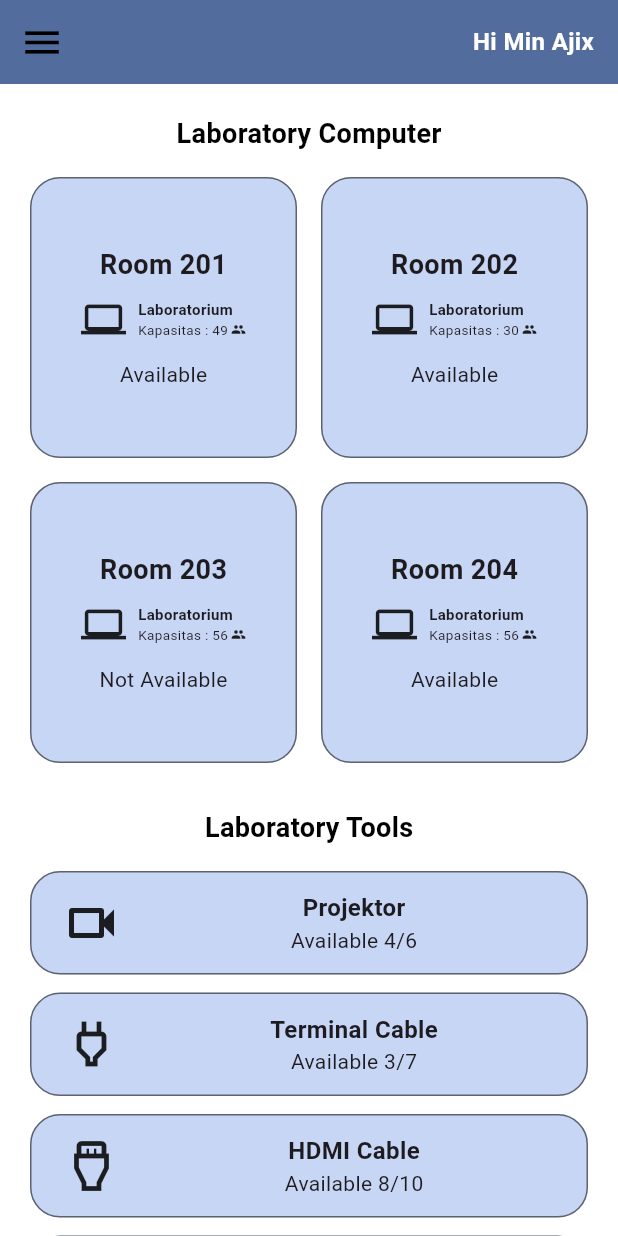
After one commit to codebaradev/pentas, a Flutter app: the AdminHomePage screen opened directly, on a phone screen of 412 x 824 dp. The commit adds this screen. Run offline on Flutter 3.47's test engine with Material 3 defaults, Android fonts, the phone set to English and light mode, and no system bars; our stand-ins replace cloud_firestore, firebase_auth, firebase_core; accounts and stored records are empty.

Commit message:
feat: membuat admin home page

```diff
--- a/lib/main.dart
+++ b/lib/main.dart
@@ -2,6 +2,7 @@ import 'package:flutter/material.dart';
 import 'pages/welcome_page.dart';
 import 'package:firebase_core/firebase_core.dart';
 import 'firebase_options.dart';
+import 'package:pentas/pages/admin/admin_home_page.dart';
 
 void main() async {
   WidgetsFlutterBinding.ensureInitialized();
--- /dev/null
+++ b/lib/pages/admin/admin_home_page.dart
@@ -0,0 +1,287 @@
+import 'package:flutter/material.dart';
+import 'package:pentas/pages/login_page.dart';
+
+class AdminHomePage extends StatefulWidget {
+  const AdminHomePage({super.key});
+
+  @override
+  State<AdminHomePage> createState() => _AdminHomePageState();
+}
+
+class _AdminHomePageState extends State<AdminHomePage> {
+  final Color primaryColor = const Color(0xFF526D9D); // Biru Gelap (Header/Sidebar)
+  final Color cardColor = const Color(0xFFC8D6F5); // Biru Muda (Card)
+  final Color backgroundColor = const Color(0xFFFFFFFF); // Putih
+
+  @override
+  Widget build(BuildContext context) {
+    return Scaffold(
+      backgroundColor: backgroundColor,
+      // --- APP BAR ---
+      appBar: AppBar(
+        backgroundColor: primaryColor,
+        elevation: 0,
+        leading: Builder(builder: (context) {
+          return IconButton(
+            icon: const Icon(Icons.menu, color: Colors.black, size: 30),
+            onPressed: () {
+              Scaffold.of(context).openDrawer();
+            },
+          );
+        }),
+        actions: const [
+          Padding(
+            padding: EdgeInsets.only(right: 16.0),
+            child: Center(
+              child: Text(
+                "Hi Min Ajix",
+                style: TextStyle(
+                  color: Colors.white,
+                  fontWeight: FontWeight.bold,
+                  fontSize: 16,
+                ),
+              ),
+            ),
+          )
+        ],
+      ),
+
+      // --- SIDEBAR (DRAWER) ---
+      drawer: _buildSidebar(),
+
+      // --- BODY UTAMA ---
+      body: SingleChildScrollView(
+        padding: const EdgeInsets.all(20.0),
+        child: Column(
+          crossAxisAlignment: CrossAxisAlignment.start,
+          children: [
+            // Section 1: Laboratory Computer
+            const Center(
+              child: Text(
+                "Laboratory Computer",
+                style: TextStyle(
+                  fontSize: 18,
+                  fontWeight: FontWeight.bold,
+                  color: Colors.black,
+                ),
+              ),
+            ),
+            const SizedBox(height: 16),
+            _buildRoomGrid(),
+
+            const SizedBox(height: 30),
+
+            // Section 2: Laboratory Tools
+            const Center(
+              child: Text(
+                "Laboratory Tools",
+                style: TextStyle(
+                  fontSize: 18,
+                  fontWeight: FontWeight.bold,
+                  color: Colors.black,
+                ),
+              ),
+            ),
+            const SizedBox(height: 16),
+            _buildToolList(),
+          ],
+        ),
+      ),
+    );
+  }
+
+  Widget _buildSidebar() {
+    return Drawer(
+      backgroundColor: primaryColor, // Warna latar Drawer Biru Gelap
+      child: Column(
+        crossAxisAlignment: CrossAxisAlignment.start,
+        children: [
+          const SizedBox(height: 50), // Spasi atas pengganti Header
+
+          // Menu Item 1: Permintaan
+          ListTile(
+            title: const Text(
+              "Permintaan yang masuk",
+              style: TextStyle(
+                color: Colors.black,
+                fontWeight: FontWeight.bold,
+                fontSize: 14
+              ),
+            ),
+            onTap: () {
+              // TODO: Navigasi ke halaman request
+              Navigator.pop(context);
+            },
+          ),
+
+          // Menu Item 2: Ketersediaan (Halaman Aktif)
+          Container(
+            decoration: const BoxDecoration(
+               border: Border(bottom: BorderSide(color: Colors.black, width: 1))
+            ),
+            child: ListTile(
+              title: const Text(
+                "Ketersediaan Ruang dan Alat",
+                style: TextStyle(
+                  color: Colors.black,
+                  fontWeight: FontWeight.bold,
+                  fontSize: 14,
+                  decoration: TextDecoration.underline, // Garis bawah teks
+                ),
+              ),
+              onTap: () {
+                Navigator.pop(context); // Tutup drawer
+              },
+            ),
+          ),
+
+          const Spacer(), // Dorong Logout ke bawah
+
+          // Tombol Logout
+          Padding(
+            padding: const EdgeInsets.all(20.0),
+            child: Align(
+              alignment: Alignment.bottomRight,
+              child: ElevatedButton(
+                onPressed: () {
+                  // Logika Logout
+                  Navigator.pushAndRemoveUntil(
+                    context,
+                    MaterialPageRoute(builder: (context) => const LoginPage()),
+                    (route) => false,
+                  );
+                },
+                style: ElevatedButton.styleFrom(
+                  backgroundColor: const Color(0xFFFF5252), // Warna Merah
+                  shape: RoundedRectangleBorder(
+                    borderRadius: BorderRadius.circular(8),
+                    side: const BorderSide(color: Colors.black),
+                  ),
+                  padding: const EdgeInsets.symmetric(horizontal: 20, vertical: 8),
+                ),
+                child: const Text(
+                  "Logout",
+                  style: TextStyle(color: Colors.black, fontWeight: FontWeight.bold),
+                ),
+              ),
+            ),
+          ),
+          const SizedBox(height: 20),
+        ],
+      ),
+    );
+  }
+
+  Widget _buildRoomGrid() {
+    return GridView.count(
+      crossAxisCount: 2,
+      crossAxisSpacing: 16,
+      mainAxisSpacing: 16,
+      shrinkWrap: true,
+      physics: const NeverScrollableScrollPhysics(),
+      childAspectRatio: 0.95,
+      children: [
+        _buildRoomCard("201", true, "49"),
+        _buildRoomCard("202", true, "30"),
+        _buildRoomCard("203", false, "56"),
+        _buildRoomCard("204", true, "56"),
+      ],
+    );
+  }
+
+  Widget _buildRoomCard(String roomNumber, bool isAvailable, String capacity) {
+    return Container(
+      padding: const EdgeInsets.all(12),
+      decoration: BoxDecoration(
+        color: cardColor, // Warna Biru Muda
+        borderRadius: BorderRadius.circular(20),
+        border: Border.all(color: Colors.black54, width: 1),
+      ),
+      child: Column(
+        crossAxisAlignment: CrossAxisAlignment.center,
+        mainAxisAlignment: MainAxisAlignment.center,
+        children: [
+          Text(
+            "Room $roomNumber",
+            style: const TextStyle(fontSize: 18, fontWeight: FontWeight.bold),
+          ),
+          const SizedBox(height: 8),
+          Row(
+            mainAxisAlignment: MainAxisAlignment.center,
+            children: [
+              const Icon(Icons.computer_outlined, size: 30),
+              const SizedBox(width: 8),
+              Column(
+                crossAxisAlignment: CrossAxisAlignment.start,
+                children: [
+                  const Text("Laboratorium", style: TextStyle(fontSize: 10, fontWeight: FontWeight.bold)),
+                  Row(
+                    children: [
+                      Text("Kapasitas : $capacity", style: const TextStyle(fontSize: 9)),
+                      const SizedBox(width: 2),
+                      const Icon(Icons.people, size: 10),
+                    ],
+                  ),
+                ],
+              )
+            ],
+          ),
+          const SizedBox(height: 12),
+          Text(
+            isAvailable ? "Available" : "Not Available",
+            style: const TextStyle(fontSize: 14),
+          ),
+        ],
+      ),
+    );
+  }
+
+  // --- WIDGET LIST ALAT ---
+  Widget _buildToolList() {
+    return Column(
+      children: [
+        _buildToolCard("Projektor", "4/6", Icons.videocam_outlined),
+        const SizedBox(height: 12),
+        _buildToolCard("Terminal Cable", "3/7", Icons.power_outlined),
+        const SizedBox(height: 12),
+        _buildToolCard("HDMI Cable", "8/10", Icons.settings_input_hdmi_outlined),
+        const SizedBox(height: 12),
+        _buildToolCard("Spidol", "15/15", Icons.edit),
+      ],
+    );
+  }
+
+  Widget _buildToolCard(String name, String stock, IconData icon) {
+    return Container(
+      padding: const EdgeInsets.symmetric(vertical: 12, horizontal: 20),
+      decoration: BoxDecoration(
+        color: cardColor, // Warna Biru Muda
+        borderRadius: BorderRadius.circular(20),
+        border: Border.all(color: Colors.black54, width: 1),
+      ),
+      child: Row(
+        children: [
+          Icon(icon, size: 40),
+          const SizedBox(width: 20),
+          Expanded(
+            child: Column(
+              crossAxisAlignment: CrossAxisAlignment.center,
+              children: [
+                Text(
+                  name,
+                  style: const TextStyle(fontSize: 16, fontWeight: FontWeight.bold),
+                ),
+                Text(
+                  "Available $stock",
+                  style: const TextStyle(fontSize: 14),
+                ),
+              ],
+            ),
+          )
+        ],
+      ),
+    );
+  }
+
+
+}
```
